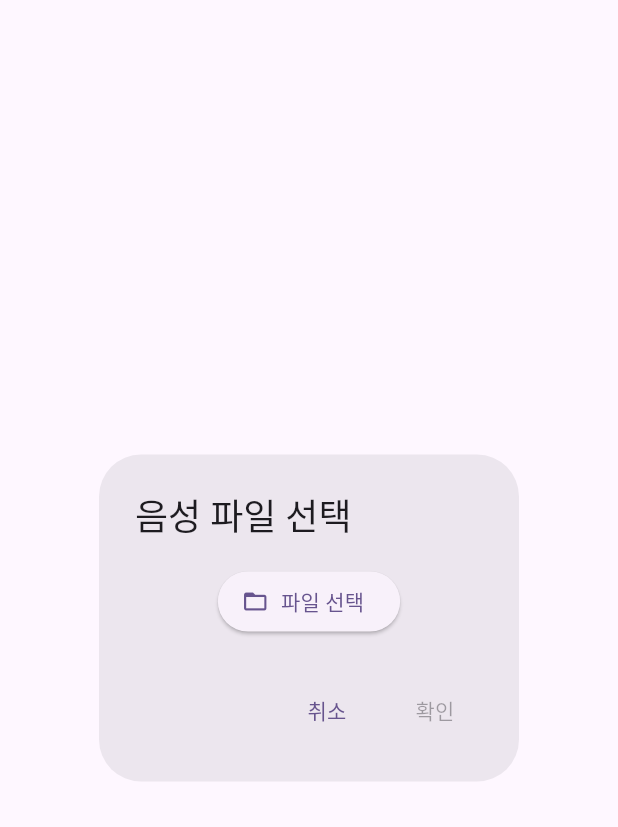
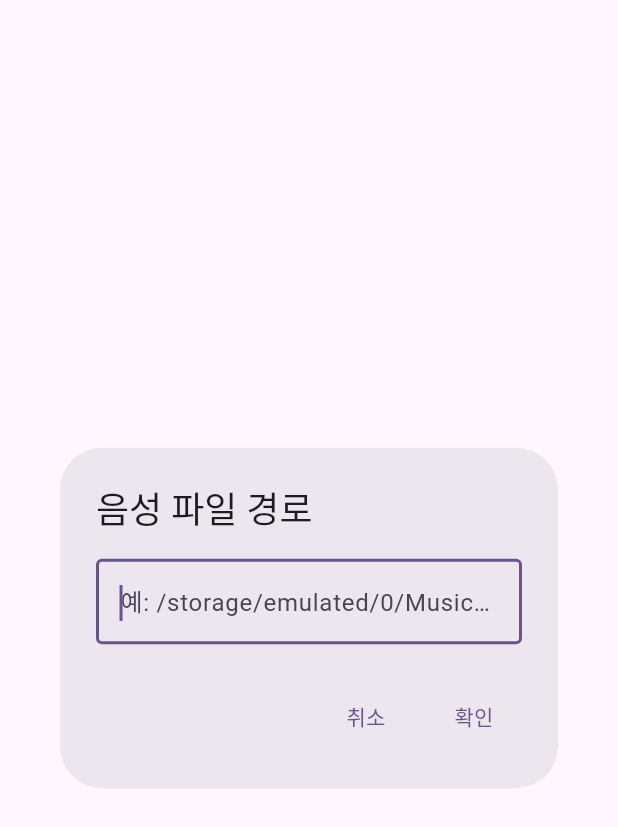
Before and after one commit to jaehyun-2014/bus-stop-bell, a Flutter app: the _SoundPathInputDialog widget shown alone on an empty page, opened directly, on a phone screen of 412 x 824 dp. Shown: the top 827 px of the screen. Run offline on Flutter 3.47's test engine with Material 3 defaults, Android fonts, the phone set to English and light mode, and no system bars; our stand-ins replace image_picker, just_audio, shared_preferences; accounts and stored records are empty.

Commit message:
Revert: Remove file_picker dependency - use manual path input

```diff
--- a/lib/main.dart
+++ b/lib/main.dart
@@ -1,6 +1,5 @@
 import 'package:flutter/material.dart';
 import 'package:image_picker/image_picker.dart';
-import 'package:file_picker/file_picker.dart';
 import 'package:just_audio/just_audio.dart';
 import 'package:shared_preferences/shared_preferences.dart';
 import 'dart:convert';
@@ -441,61 +440,31 @@ class _SoundPathInputDialog extends StatefulWidget {
 }
 
 class _SoundPathInputDialogState extends State<_SoundPathInputDialog> {
-  String? selectedPath;
+  late TextEditingController controller;
 
-  Future<void> _pickAudioFile() async {
-    try {
-      final result = await FilePicker.platform.pickFiles(
-        type: FileType.audio,
-        allowMultiple: false,
-      );
+  @override
+  void initState() {
+    super.initState();
+    controller = TextEditingController();
+  }
 
-      if (result != null && result.files.isNotEmpty) {
-        setState(() {
-          selectedPath = result.files.first.path;
-        });
-      }
-    } catch (e) {
-      if (mounted) {
-        ScaffoldMessenger.of(context).showSnackBar(
-          SnackBar(content: Text('파일 선택 오류: $e')),
-        );
-      }
-    }
+  @override
+  void dispose() {
+    controller.dispose();
+    super.dispose();
   }
 
   @override
   Widget build(BuildContext context) {
     return AlertDialog(
-      title: const Text('음성 파일 선택'),
-      content: Column(
-        mainAxisSize: MainAxisSize.min,
-        children: [
-          ElevatedButton.icon(
-            onPressed: _pickAudioFile,
-            icon: const Icon(Icons.folder_open),
-            label: const Text('파일 선택'),
-          ),
-          if (selectedPath != null)
-            Padding(
-              padding: const EdgeInsets.only(top: 16),
-              child: Column(
-                crossAxisAlignment: CrossAxisAlignment.start,
-                children: [
-                  const Text('선택된 파일:', style: TextStyle(fontWeight: FontWeight.bold)),
-                  Padding(
-                    padding: const EdgeInsets.only(top: 8),
-                    child: Text(
-                      selectedPath!.split('/').last,
-                      style: const TextStyle(fontSize: 12),
-                      maxLines: 2,
-                      overflow: TextOverflow.ellipsis,
-                    ),
-                  ),
-                ],
-              ),
-            ),
-        ],
+      title: const Text('음성 파일 경로'),
+      content: TextField(
+        controller: controller,
+        decoration: const InputDecoration(
+          hintText: '예: /storage/emulated/0/Music/sound.mp3',
+          border: OutlineInputBorder(),
+        ),
+        autofocus: true,
       ),
       actions: [
         TextButton(
@@ -503,7 +472,7 @@ class _SoundPathInputDialogState extends State<_SoundPathInputDialog> {
           child: const Text('취소'),
         ),
         TextButton(
-          onPressed: selectedPath != null ? () => Navigator.pop(context, selectedPath) : null,
+          onPressed: () => Navigator.pop(context, controller.text),
           child: const Text('확인'),
         ),
       ],
--- a/pubspec.yaml
+++ b/pubspec.yaml
@@ -34,7 +34,6 @@ dependencies:
   image_picker: ^1.0.0
   just_audio: ^0.9.0
   shared_preferences: ^2.2.0
-  file_picker: ^4.6.0
 
 dev_dependencies:
   flutter_test:
```
